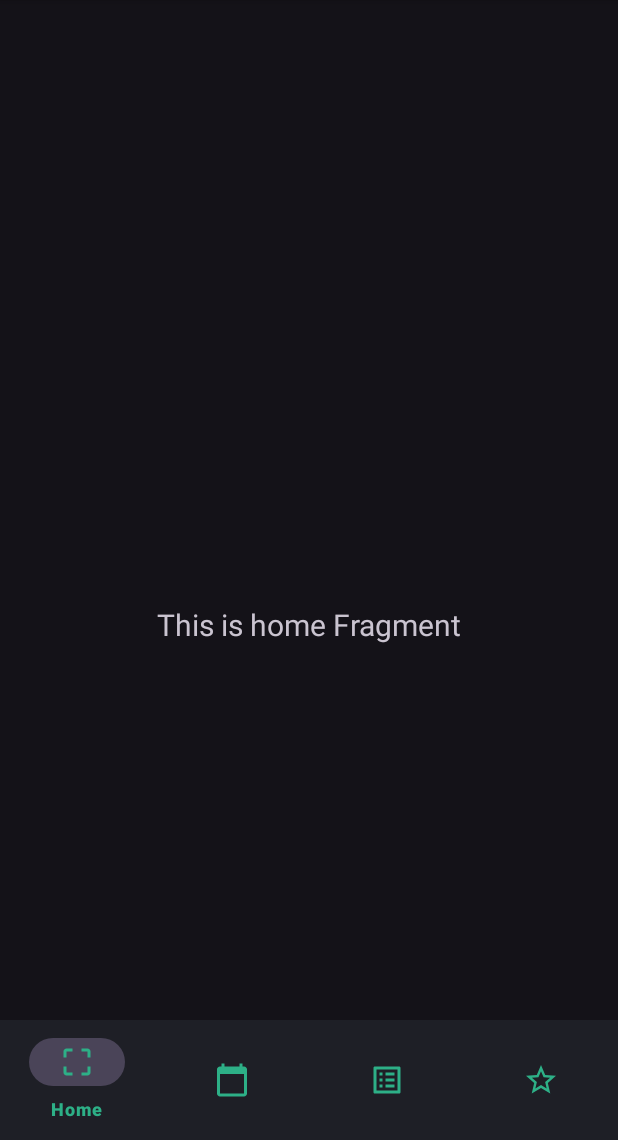
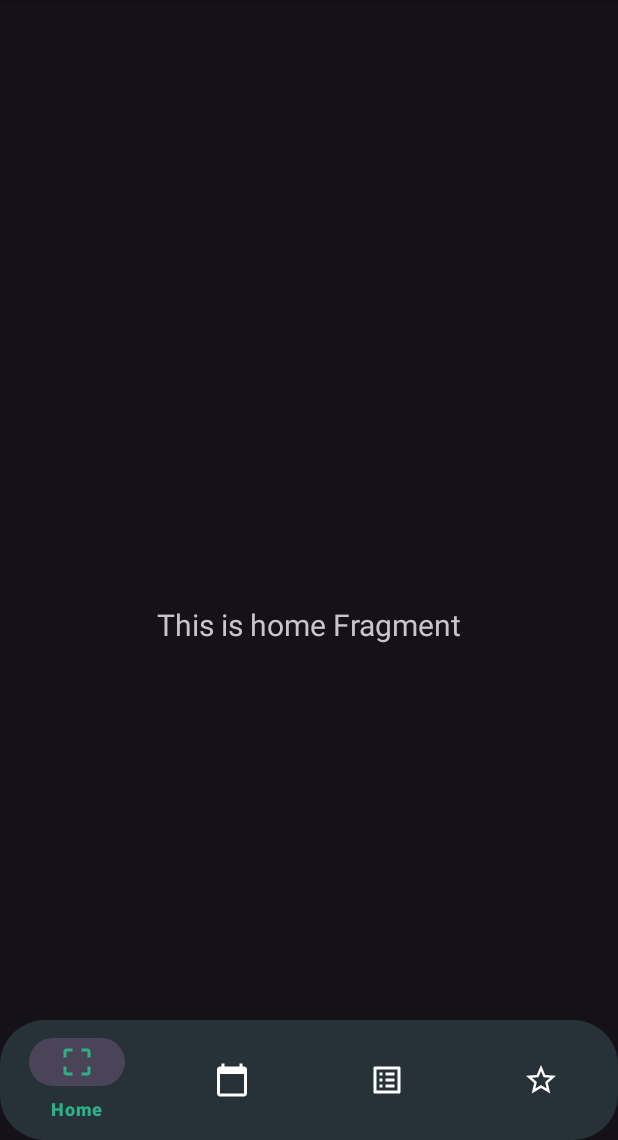
Before and after one commit to pfrost982/HiMike, an Android app: the screen it shows after launch (MainActivity), on a phone screen of 412 x 824 dp, the part 96-1236 px from its top. Run offline under Robolectric (Android 15) with nearby library versions, the phone set to English and light mode, and no system bars; our stand-ins replace navigation-ui.

Commit message:
bottom menu color and shape

```diff
--- /dev/null
+++ b/app/src/main/res/color/menu_select_color.xml
@@ -0,0 +1,5 @@
+<?xml version="1.0" encoding="utf-8"?>
+<selector xmlns:android="http://schemas.android.com/apk/res/android">
+    <item android:state_checked="true" android:color="@color/bottomMenuText" />
+    <item android:color="@android:color/white"  />
+</selector>
--- /dev/null
+++ b/app/src/main/res/drawable/gray_shape.xml
@@ -0,0 +1,8 @@
+<?xml version="1.0" encoding="utf-8"?>
+<shape xmlns:android="http://schemas.android.com/apk/res/android">
+    <corners android:radius="30dp" />
+    <gradient
+        android:startColor="@color/primaryColor"
+        android:endColor="@color/primaryColor"
+        android:type="linear" />
+</shape>
--- a/app/src/main/res/layout/activity_main.xml
+++ b/app/src/main/res/layout/activity_main.xml
@@ -10,12 +10,12 @@
         android:id="@+id/nav_view"
         android:layout_width="0dp"
         android:layout_height="wrap_content"
-        app:itemTextColor="@color/bottomMenuText"
-        app:itemIconTint="@color/bottomMenuText"
+        app:itemTextColor="@color/menu_select_color"
+        app:itemIconTint="@color/menu_select_color"
         app:labelVisibilityMode="selected"
         android:layout_marginStart="0dp"
         android:layout_marginEnd="0dp"
-        android:background="?android:attr/windowBackground"
+        android:background="@drawable/gray_shape"
         app:layout_constraintBottom_toBottomOf="parent"
         app:layout_constraintLeft_toLeftOf="parent"
         app:layout_constraintRight_toRightOf="parent"
--- a/app/src/main/res/values/colors.xml
+++ b/app/src/main/res/values/colors.xml
@@ -1,12 +1,12 @@
 <?xml version="1.0" encoding="utf-8"?>
 <resources>
-    <color name="primaryColor">#8AAFC1</color>
+    <color name="primaryColor">#263238</color>
     <color name="primaryLightColor">#4f5b62</color>
     <color name="primaryDarkColor">#000a12</color>
     <color name="primaryTextColor">#ffffff</color>
     <color name="bottomMenuText">#2db087</color>
     <color name="gradientStart">#36ef88</color>
-    <color name="gradientEnd">#01beb5</color>
+    <color name="gradientEnd">#2db087</color>
     <color name="black">#FF000000</color>
     <color name="white">#FFFFFFFF</color>
 </resources>
```
